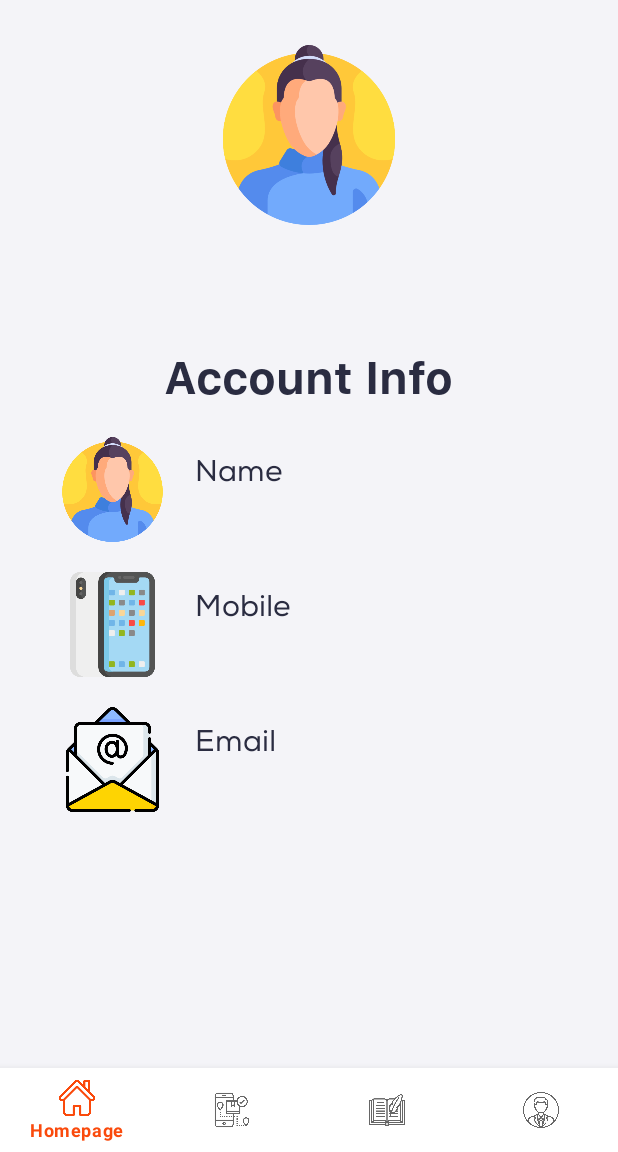
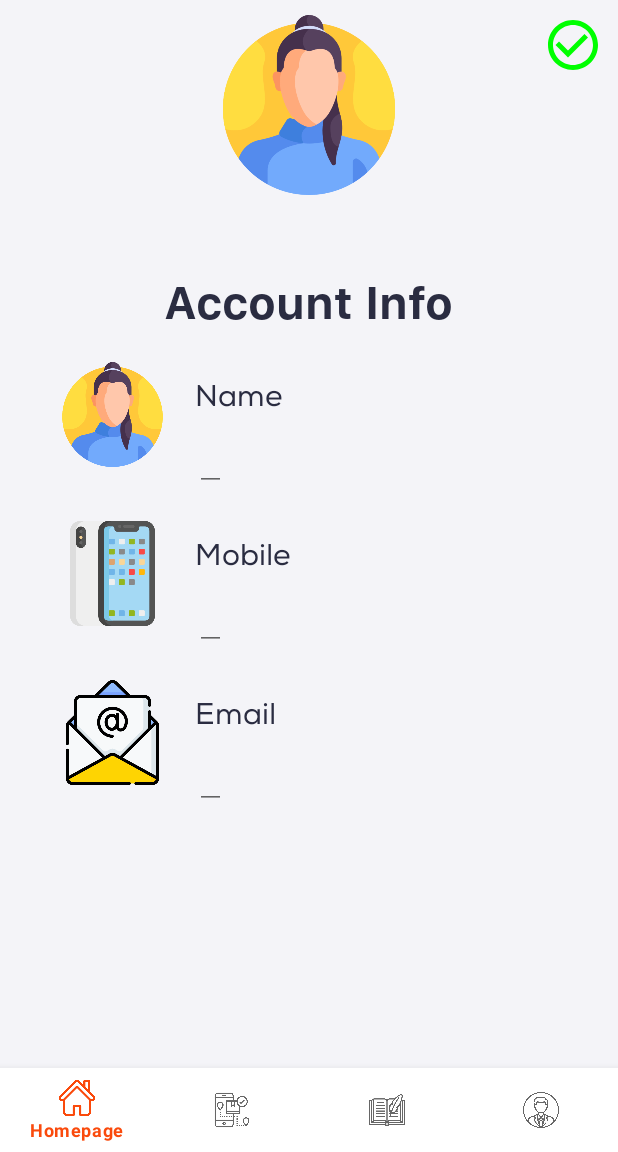
Before and after one commit to olaalnajjar/Wagba, an Android app: the fragment ProfileFragment placed in its activity, on a phone screen of 412 x 824 dp, the part 84-1236 px from its top. Run offline under Robolectric (Android 15) with nearby library versions, the light colour scheme and no system bars; our stand-ins replace Firebase (no records; nobody signed in at launch, a user with empty details on screens opened directly), Room's generated code; pictures from the network do not load.

Commit message:
Edit User Profile data dish Availability check

```diff
--- a/app/src/main/java/com/example/wagba/RoomDatabase/UserDao.java
+++ b/app/src/main/java/com/example/wagba/RoomDatabase/UserDao.java
@@ -1,14 +1,19 @@
 package com.example.wagba.RoomDatabase;
 
+import androidx.room.ColumnInfo;
 import androidx.room.Dao;
 import androidx.room.Delete;
 import androidx.room.Insert;
 import androidx.room.Query;
+import androidx.room.Update;
 
 @Dao
 public interface UserDao {
     @Insert
     void registerUser(UserEntity userEntity);
+
+    @Query("SELECT * from users where id=(:id)")
+    UserEntity getCurrentUserByID(Integer id);
 
     @Query("SELECT * from users where email=(:email) and password=(:password)")
     UserEntity login(String email, String password);
@@ -16,4 +21,8 @@ public interface UserDao {
     @Query("SELECT * from users where email=(:email)")
     UserEntity getCurrentUser(String email);
 
+    @Update
+    void update_user(UserEntity userEntity);
+
+
 }
--- a/app/src/main/java/com/example/wagba/View/ProfileFragment.java
+++ b/app/src/main/java/com/example/wagba/View/ProfileFragment.java
@@ -1,6 +1,7 @@
 package com.example.wagba.View;
 
 import static com.example.wagba.View.MainActivity.EMAIL;
+import static com.example.wagba.ViewModel.HomeViewModel.update_user_data;
 
 import android.content.Context;
 import android.os.Bundle;
@@ -11,6 +12,9 @@ import androidx.room.Room;
 import android.view.LayoutInflater;
 import android.view.View;
 import android.view.ViewGroup;
+import android.widget.Button;
+import android.widget.EditText;
+import android.widget.ImageView;
 import android.widget.TextView;
 
 import com.example.wagba.R;
@@ -53,7 +57,11 @@ public class ProfileFragment extends Fragment {
         }
     }
 
-    TextView name, name2,email,number, email2;
+    TextView name2, email2;
+    EditText name ,email, number;
+    ImageView confirm;
+    Integer User_id;
+    String name1,num1,email1;
     @Override
     public View onCreateView(LayoutInflater inflater, ViewGroup container,
                              Bundle savedInstanceState) {
@@ -66,18 +74,32 @@ public class ProfileFragment extends Fragment {
         email = view.findViewById(R.id.profile_email);
         email2 = view.findViewById(R.id.profile_email_1);
         number = view.findViewById(R.id.profile_number);
+        confirm = view.findViewById(R.id.done_btn);
 
         set_profile_data(view.getContext());
 
+        confirm.setOnClickListener(new View.OnClickListener() {
+            @Override
+            public void onClick(View view) {
+                name1=name.getText().toString();
+                email1=email.getText().toString();
+                num1=number.getText().toString();
+                update_user_data(User_id, name1,num1 ,email1,view.getContext());
+                set_profile_data(view.getContext());
+            }
+        });
 
         return view;
     }
+
+
 
     private void set_profile_data(Context context) {
         UserDatabase db = Room.databaseBuilder(context,
                 UserDatabase.class, "user").allowMainThreadQueries().build();
         if (EMAIL!=null) {
             UserEntity user_room = db.userDao().getCurrentUser(EMAIL);
+            User_id = user_room.getId();
 
             name.setText(user_room.getName());
             name2.setText(user_room.getName());
--- a/app/src/main/res/layout/fragment_profile.xml
+++ b/app/src/main/res/layout/fragment_profile.xml
@@ -7,14 +7,26 @@
     android:fitsSystemWindows="true">
 
 
+
+    <ImageView
+        android:id="@+id/done_btn"
+        android:layout_marginTop="10dp"
+        android:layout_marginEnd="10dp"
+        android:layout_width="40dp"
+        android:layout_height="40dp"
+        android:layout_gravity="right"
+        android:clickable="true"
+        android:focusable="true"
+        android:src="@drawable/ic_baseline_check_circle_outline_24" />
             <LinearLayout
-                android:layout_marginTop="30dp"
+                android:layout_marginTop="10dp"
                 android:id="@+id/linearLayout"
                 android:layout_width="match_parent"
                 android:layout_height="wrap_content"
                 android:gravity="center_horizontal"
                 android:orientation="vertical"
                 >
+
 
                 <ImageView
                     android:layout_width="120dp"
@@ -44,7 +56,7 @@
         android:layout_width="match_parent"
         android:layout_height="wrap_content"
         android:orientation="vertical"
-        android:layout_marginTop="230dp"
+        android:layout_marginTop="180dp"
         android:layout_marginLeft="20dp"
         android:layout_marginRight="20dp">
 
@@ -81,7 +93,7 @@
                 android:textColor="@color/dark_blue"
                 android:layout_height="wrap_content"/>
 
-            <TextView
+            <EditText
                 android:id="@+id/profile_name"
                 android:text="developer"
                 android:textSize="20dp"
@@ -117,7 +129,7 @@
                 android:layout_width="wrap_content"
                 android:layout_height="wrap_content"/>
 
-            <TextView
+            <EditText
                 android:id="@+id/profile_number"
                 android:text="+91-8129999999"
                 android:layout_marginTop="40dp"
@@ -154,9 +166,9 @@
                 android:layout_width="wrap_content"
                 android:layout_height="wrap_content" />
 
-            <TextView
+            <EditText
                 android:id="@+id/profile_email"
-                android:text="developer@appsnipp.com"
+                android:text="developer@app.com"
                 android:fontFamily="@font/nexa_regular"
                 android:layout_marginTop="40dp"
                 android:layout_marginStart="20dp"
```
Also changed, not shown: app/src/main/java/com/example/wagba/View/StoreDetails.java (+11 -3 lines), app/src/main/java/com/example/wagba/ViewModel/HomeViewModel.java (+14 -2 lines).
